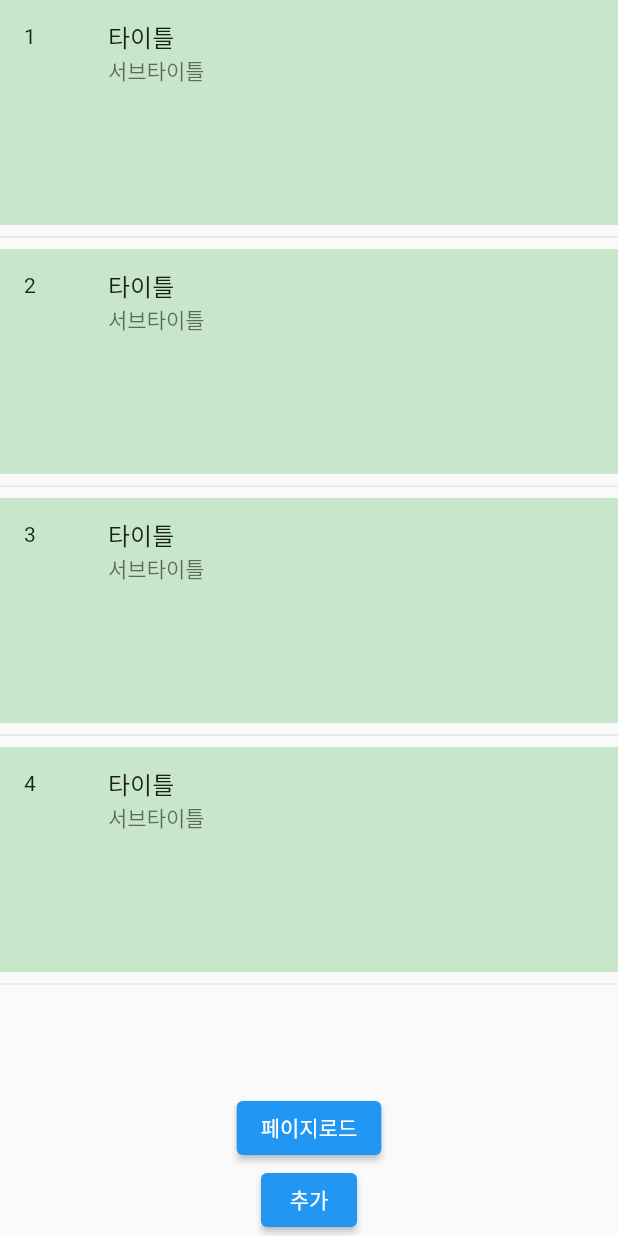
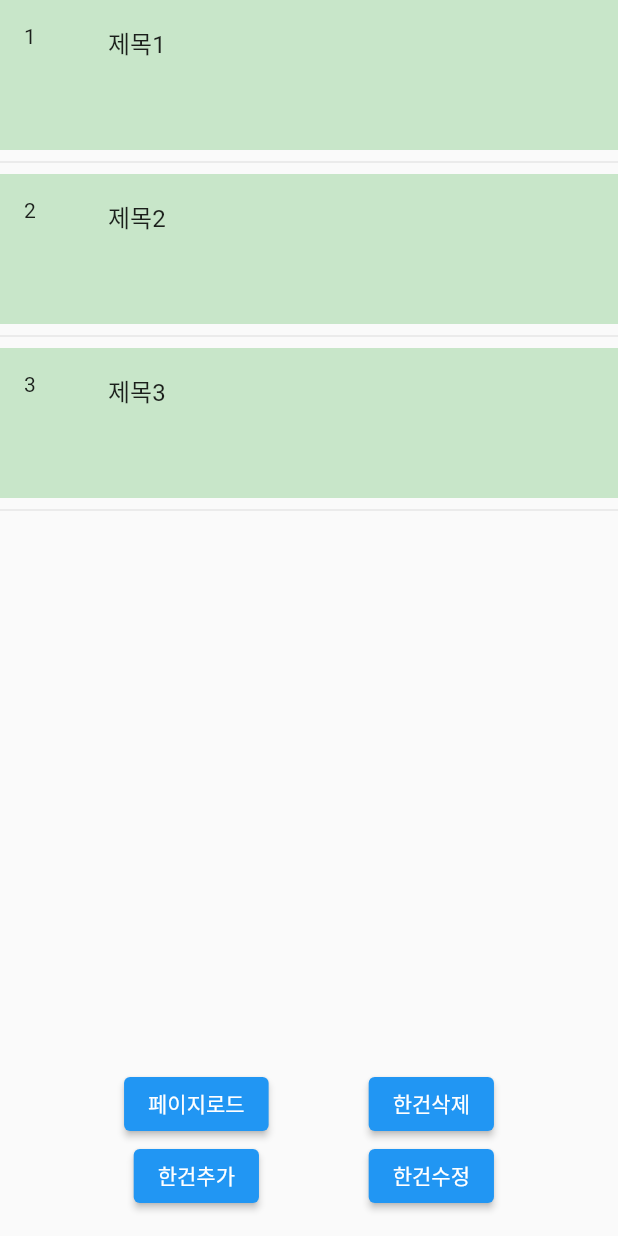
Before and after one commit to clean17/flutter-http-riverpod, a Flutter app: the screen it shows after launch, after a tap on "페이지로드", on a phone screen of 412 x 824 dp. Run offline on Flutter 3.47's test engine with Material 2 defaults, Android fonts, the light colour scheme and no system bars; our stand-ins replace flutter_riverpod; accounts and stored records are empty.

Commit message:
riverpod + MVCS 아키텍쳐 + CRUD 기본 연습

```diff
--- a/lib/model/post/post_repository.dart
+++ b/lib/model/post/post_repository.dart
@@ -15,18 +15,30 @@ class PostRepository {
     return _instance;
   }
 
-  Future<List<Post>> findAll(){
-    final homePagePostDto = [
-      Post(id: 1, title: "제목1"),
-      Post(id: 2, title: "제목2"),
-      Post(id: 3, title: "제목3"),
-      Post(id: 4, title: "제목4"),
-    ];
-    return Future.delayed(Duration(seconds: 1), () => homePagePostDto,);
+  Future<List<Post>> findAll() {
+    return Future.delayed(Duration(seconds: 1), () {
+      return [
+        Post(id: 1, title: "제목1"),
+        Post(id: 2, title: "제목2"),
+        Post(id: 3, title: "제목3"),
+      ];
+    });
   }
 
-  Future<Post>? save(String title){
-    // save할때는 데이터를 영속화해야 함 -> 영속화된 데이터를 반환받음
-    return Future.delayed(Duration(seconds: 1), () => Post(id: 5, title: title),);
+  // save할때는 데이터를 영속화해야 함 -> 영속화된 데이터를 반환받음
+  Future<Post> save(String title) {
+    return Future.delayed(Duration(seconds: 1), () {
+      return Post(id: 4, title: title);
+    });
+  }
+
+  Future<void> deleteById(int id) {
+    return Future.delayed(Duration(seconds: 1));
+  }
+
+  Future<Post> update(Post post) {
+    return Future.delayed(Duration(seconds: 1), () {
+      return post;
+    });
   }
 }
--- a/lib/view/pages/post/home/post_home_page.dart
+++ b/lib/view/pages/post/home/post_home_page.dart
@@ -4,11 +4,8 @@ import 'package:flutter_http_riverpod/model/post/post.dart';
 import 'package:flutter_http_riverpod/view/pages/post/home/post_home_page_view_model.dart';
 import 'package:flutter_riverpod/flutter_riverpod.dart';
 
-
 class PostHomePage extends ConsumerWidget {
   const PostHomePage({Key? key}) : super(key: key);
-
-  // 어제까지는 퓨처로 데이터를 가져와서 리턴했지만 + read
 
   @override
   Widget build(BuildContext context, WidgetRef ref) {
@@ -18,11 +15,15 @@ class PostHomePage extends ConsumerWidget {
     return Scaffold(
       body: Column(
         children: [
-          // watch를 사용할경우 if로 분기해야한다
-          pm != null
-              ? _buildExpanded(pm.posts)
-              : _buildExpanded([]),
-
+          Expanded(
+              child: pm != null ? buildListView(pm.posts) : buildListView([])),
+          Padding(
+            padding: const EdgeInsets.all(16.0),
+            child: Row(
+              mainAxisAlignment: MainAxisAlignment.spaceEvenly,
+              children: [
+                Column(
+                  children: [
                     ElevatedButton(
                       onPressed: () {
                         pc.findPosts();
@@ -31,36 +32,54 @@ class PostHomePage extends ConsumerWidget {
                     ),
                     ElevatedButton(
                       onPressed: () {
-              pc.addPost("제목5");
+                        pc.addPost("제목추가");
                       },
-            child: Text("추가"),
+                      child: Text("한건추가"),
+                    ),
+                  ],
+                ),
+                Column(
+                  children: [
+                    ElevatedButton(
+                      onPressed: () {
+                        pc.removePost(1);
+                      },
+                      child: Text("한건삭제"),
+                    ),
+                    ElevatedButton(
+                      onPressed: () {
+                        pc.updatePost(Post(id: 2, title: "제목수정"));
+                      },
+                      child: Text("한건수정"),
+                    )
+                  ],
+                ),
+              ],
+            ),
           ),
         ],
       ),
     );
   }
 
-  Expanded _buildExpanded(List<Post>? posts) {
-    return Expanded(
-      child: ListView.builder(
-        itemCount: posts!.length,
+  Widget buildListView(List<Post> posts) {
+    return ListView.builder(
+      itemCount: posts.length,
       itemBuilder: (context, index) {
         return Column(
           children: [
             Container(
               decoration: BoxDecoration(color: Colors.green[100]),
-                height: 150,
+              height: 100,
               child: ListTile(
                 leading: Text("${posts[index].id}"),
-                  title: Text("타이틀"),
-                  subtitle: Text("서브타이틀"),
+                title: Text("${posts[index].title}"),
               ),
             ),
             Divider(),
           ],
         );
       },
-      ),
     );
   }
 }
--- a/lib/view/pages/post/home/post_home_page_view_model.dart
+++ b/lib/view/pages/post/home/post_home_page_view_model.dart
@@ -1,6 +1,5 @@
 import 'package:flutter_http_riverpod/model/post/post.dart';
 import 'package:flutter_riverpod/flutter_riverpod.dart';
-
 // 이 파일의 목적은 홈페이지에서 사용될 모델을 다운, 저장, 관리
 
 
@@ -31,13 +30,14 @@ import 'package:flutter_riverpod/flutter_riverpod.dart';
 // StateNotifierProvider 첫번째 인자는 관리하려는 스토어를 넣는다.
 // StateNotifierProvider 두번째 인자는 스토어에서 관리할 상태를 넣는다.
 final postHomePageProvider = StateNotifierProvider<PostHomePageViewModel, PostHomePageModel?>((ref) {
-  return PostHomePageViewModel(null); // 마지막에는 컨트롤러의 null 체크 때문에 물음표 추가했음
+  return PostHomePageViewModel(null);
+  // 마지막에는 컨트롤러의 null 체크 때문에 물음표 추가했음
   // return PostHomePageProvider(HomePageModel()); // required 를 사용하면 매번 코드를 수정해야한다.
 });
 
 
 // HomePageModel 를 관리하는 PostHomePageViewModel 스토어(창고)
-class PostHomePageViewModel extends StateNotifier<PostHomePageModel?> {
+class PostHomePageViewModel extends StateNotifier<PostHomePageModel?>{
   PostHomePageViewModel(super.state);
 // 스토어를 관리하기 위해서 관리하는 메소드가 필요하다.
 // StateNotifier 가 가지고 있는 여러 메소드를 이용해볼까
@@ -48,7 +48,7 @@ class PostHomePageViewModel extends StateNotifier<PostHomePageModel?> {
 
   // save 기능 추가 ( 프로바이더에 저장 )
   void add(Post post) {
-    List<Post> posts = state.posts;
+    List<Post> posts = state!.posts;
 
     // 변경 감지는 !!!! 레퍼런스 주소가 달라져야 작동한다 !!! 기존의 배열에 추가하면 변경 감지하지 않음
     // 즉 여기서는 state가 배열이지만 기존의 state에 데이터를 추가하더라도 레퍼런스 동일.. 변경 x
@@ -58,16 +58,33 @@ class PostHomePageViewModel extends StateNotifier<PostHomePageModel?> {
     // 다시 그릴때 플러터가 다시 확인해서 값이 같으면 그리지 않는다.
     // 즉 riverpod을 사용하면 알아서 다 해준다. !!!!!!!!!!!!!
 
-    state = newPosts;
+    state = PostHomePageModel(posts: newPosts);
+  }
+
+  void remove(int id){
+    List<Post> posts = state!.posts;
+
+    // 조건에 따라 검색 ,, 내가 넣은 id 검색 or 삭제
+    // 조건이 맞으면 리스트 반환
+    List<Post> newPosts = posts.where((e) => e.id != id).toList(); // where 이 참이야 거짓이야 ?
+    state = PostHomePageModel(posts: newPosts);
+  }
+
+  void update(Post post){
+    List<Post> posts = state!.posts;
+    List<Post> newPosts = posts.map((e) => e.id == post.id ? post : e).toList();
+    state = PostHomePageModel(posts: newPosts);
   }
 }
 
 // 스토어 데이터
 class PostHomePageModel {
   // 여러 데이터를 가지므로 리스트를 가진다.
-  List<Post>? posts; // required 를 사용하면 매번 코드를 수정해야 하므로 ? 사용
-  PostHomePageModel({this.posts});
+  List<Post> posts; // required 를 사용하면 매번 코드를 수정해야 하므로 ? 사용
+  PostHomePageModel({required this.posts});
 }
+
+
 
 // 데이터가 변하기 때문에 불변성을 가진 모델은 부적합
 // 재사용하지 않고 여기서만 사용한다.
```
Also changed, not shown: lib/controller/post_controller.dart (+11 -1 lines). Lines whose indentation alone changed are shown as unchanged.
